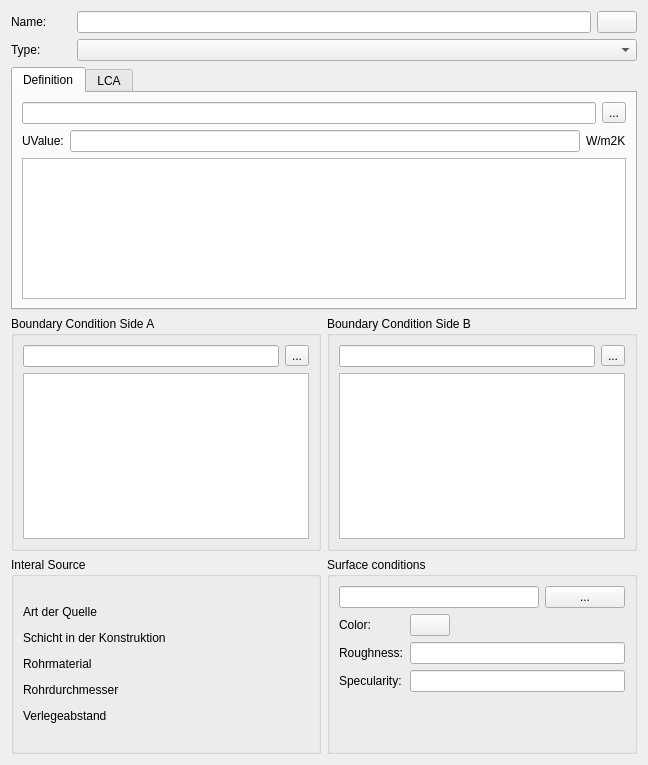
Qt form SIM-VICUS/src/SVDBComponentEditWidget.ui (ghorwin/SIM-VICUS) before a commit.
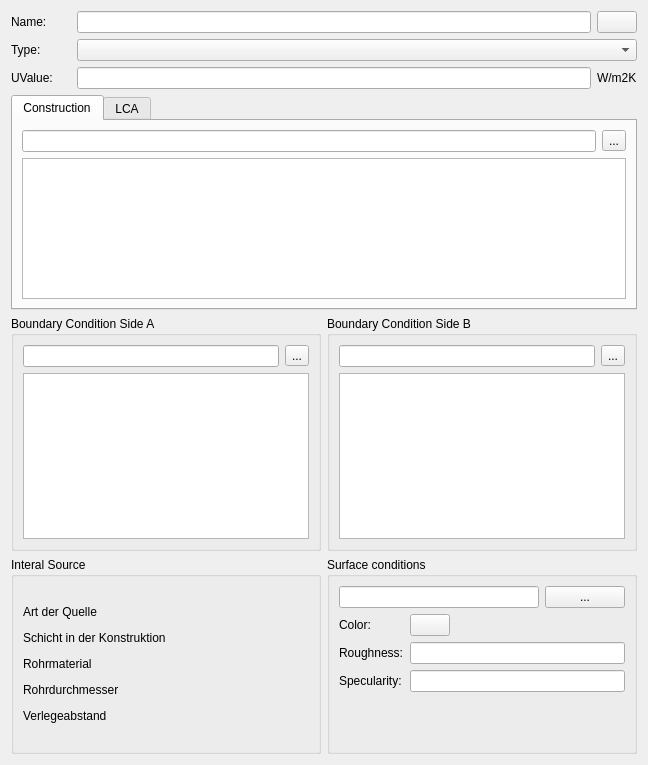
The same form after that commit. Custom widgets are drawn as their Qt base class.

Commit message: update component uValue calculation

What changed in the file:
```diff
--- a/SIM-VICUS/src/SVDBComponentEditWidget.ui
+++ b/SIM-VICUS/src/SVDBComponentEditWidget.ui
@@ -13,8 +13,8 @@
   <property name="windowTitle">
    <string>Form</string>
   </property>
-  <layout class="QVBoxLayout" name="verticalLayout_2">
-   <item>
+  <layout class="QGridLayout" name="gridLayout_7">
+   <item row="0" column="0">
     <layout class="QGridLayout" name="gridLayout_4">
      <item row="0" column="0">
       <widget class="QLabel" name="labelDisplayName">
@@ -59,16 +59,40 @@
        </property>
       </widget>
      </item>
+     <item row="2" column="0">
+      <widget class="QLabel" name="labelUValue">
+       <property name="text">
+        <string>UValue:</string>
+       </property>
+      </widget>
+     </item>
+     <item row="2" column="1">
+      <widget class="QLineEdit" name="lineEditUValue">
+       <property name="alignment">
+        <set>Qt::AlignRight|Qt::AlignTrailing|Qt::AlignVCenter</set>
+       </property>
+       <property name="readOnly">
+        <bool>true</bool>
+       </property>
+      </widget>
+     </item>
+     <item row="2" column="2">
+      <widget class="QLabel" name="labelUValue_2">
+       <property name="text">
+        <string>W/m2K</string>
+       </property>
+      </widget>
+     </item>
     </layout>
    </item>
-   <item>
+   <item row="1" column="0">
     <widget class="QTabWidget" name="tabWidget">
      <property name="currentIndex">
       <number>0</number>
      </property>
      <widget class="QWidget" name="tabConstructionType">
       <attribute name="title">
-       <string>Definition</string>
+       <string>Construction</string>
       </attribute>
       <layout class="QGridLayout" name="gridLayout">
        <item row="0" column="0" colspan="3">
@@ -89,30 +113,6 @@
          </item>
         </layout>
        </item>
-       <item row="1" column="0">
-        <widget class="QLabel" name="labelUValue">
-         <property name="text">
-          <string>UValue:</string>
-         </property>
-        </widget>
-       </item>
-       <item row="1" column="1">
-        <widget class="QLineEdit" name="lineEditUValue">
-         <property name="alignment">
-          <set>Qt::AlignRight|Qt::AlignTrailing|Qt::AlignVCenter</set>
-         </property>
-         <property name="readOnly">
-          <bool>true</bool>
-         </property>
-        </widget>
-       </item>
-       <item row="1" column="2">
-        <widget class="QLabel" name="labelUValue_2">
-         <property name="text">
-          <string>W/m2K</string>
-         </property>
-        </widget>
-       </item>
        <item row="2" column="0" colspan="3">
         <widget class="QGraphicsView" name="graphicsViewConstruction"/>
        </item>
@@ -125,7 +125,7 @@
      </widget>
     </widget>
    </item>
-   <item>
+   <item row="2" column="0">
     <layout class="QGridLayout" name="gridLayout_5">
      <item row="0" column="0">
       <widget class="QGroupBox" name="groupBox_2">
```
The commit also changes 1 other file.
